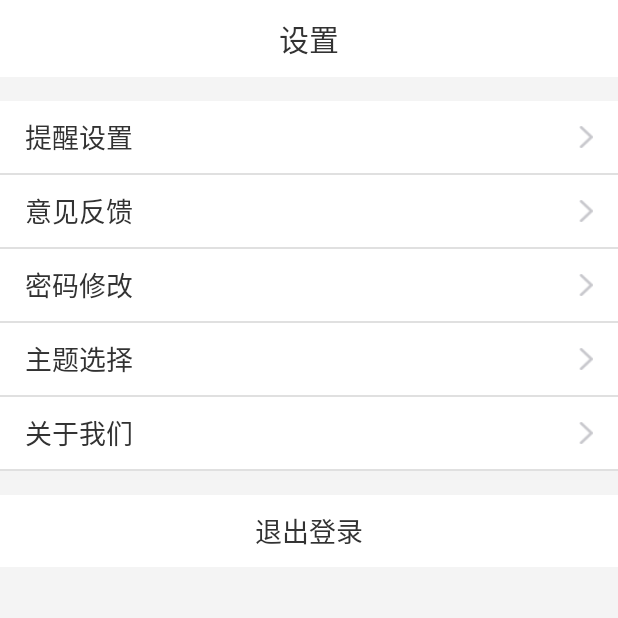
After one commit to chxxbb/TSET, an Android app: the SetPageActivity screen opened directly, with no data from a screen before it, on a phone screen of 412 x 824 dp, the top half of it. The commit adds this screen. Run offline under Robolectric (Android 15) with nearby library versions, the phone set to English and light mode, and no system bars.

Commit message:
2016年8月26日14:08:13
新增：
设置页面

```diff
--- a/app/src/main/AndroidManifest.xml
+++ b/app/src/main/AndroidManifest.xml
@@ -1,6 +1,8 @@
 <?xml version="1.0" encoding="utf-8"?>
 <manifest xmlns:android="http://schemas.android.com/apk/res/android"
     package="com.example.chen.tset">
+
+    <uses-permission android:name="android.permission.INTERNET" />
 
     <application
         android:allowBackup="true"
@@ -15,9 +17,8 @@
                 <category android:name="android.intent.category.LAUNCHER" />
             </intent-filter>
         </activity>
-        <activity android:name=".View.HomeActivity"></activity>
+        <activity android:name=".View.HomeActivity" />
+        <activity android:name=".View.SetPageActivity"></activity>
     </application>
 
-    <uses-permission android:name="android.permission.INTERNET"></uses-permission>
-
 </manifest>
--- a/app/src/main/java/com/example/chen/tset/View/HomeActivity.java
+++ b/app/src/main/java/com/example/chen/tset/View/HomeActivity.java
@@ -11,6 +11,7 @@ import android.widget.RadioGroup;
 
 import com.example.chen.tset.page.EncyclopediaFragment;
 import com.example.chen.tset.R;
+import com.example.chen.tset.page.LectureroomFragment;
 
 public class HomeActivity extends AppCompatActivity {
     FragmentManager fm;
--- /dev/null
+++ b/app/src/main/java/com/example/chen/tset/View/SetPageActivity.java
@@ -0,0 +1,15 @@
+package com.example.chen.tset.View;
+
+import android.support.v7.app.AppCompatActivity;
+import android.os.Bundle;
+
+import com.example.chen.tset.R;
+
+public class SetPageActivity extends AppCompatActivity {
+
+    @Override
+    protected void onCreate(Bundle savedInstanceState) {
+        super.onCreate(savedInstanceState);
+        setContentView(R.layout.activity_set_page);
+    }
+}
--- a/app/src/main/java/com/example/chen/tset/page/MypageFragment.java
+++ b/app/src/main/java/com/example/chen/tset/page/MypageFragment.java
@@ -1,23 +1,42 @@
 package com.example.chen.tset.page;
 
+import android.content.Intent;
 import android.os.Bundle;
 import android.support.annotation.Nullable;
 import android.support.v4.app.Fragment;
 import android.view.LayoutInflater;
 import android.view.View;
 import android.view.ViewGroup;
+import android.widget.LinearLayout;
 
 import com.example.chen.tset.R;
+import com.example.chen.tset.View.SetPageActivity;
 
 /**
  * Created by Administrator on 2016/8/26 0026.
  */
 public class MypageFragment extends Fragment{
     View view;
+    private LinearLayout iv_set;
+
+
     @Nullable
     @Override
     public View onCreateView(LayoutInflater inflater, @Nullable ViewGroup container, @Nullable Bundle savedInstanceState) {
         view=inflater.inflate(R.layout.fragment_mypage,null);
+        findView();
         return view;
     }
+
+    private void findView() {
+        iv_set= (LinearLayout) view.findViewById(R.id.iv_set);
+        iv_set.setOnClickListener(listerer);
+    }
+    private View.OnClickListener listerer=new View.OnClickListener() {
+        @Override
+        public void onClick(View v) {
+            Intent intent=new Intent(getContext(), SetPageActivity.class);
+            startActivity(intent);
+        }
+    };
 }
--- /dev/null
+++ b/app/src/main/res/layout/activity_set_page.xml
@@ -0,0 +1,196 @@
+<?xml version="1.0" encoding="utf-8"?>
+<LinearLayout xmlns:android="http://schemas.android.com/apk/res/android"
+    xmlns:tools="http://schemas.android.com/tools"
+    android:layout_width="match_parent"
+    android:layout_height="match_parent"
+    android:orientation="vertical"
+    android:background="#f4f4f4"
+    tools:context="com.example.chen.tset.View.SetPageActivity">
+    <RelativeLayout
+        android:background="#ffffff"
+        android:layout_width="match_parent"
+        android:layout_height="@dimen/y96">
+        <TextView
+            android:layout_width="wrap_content"
+            android:layout_height="wrap_content"
+            android:text="设置"
+            android:textSize="@dimen/x36"
+            android:textColor="#323232"
+            android:layout_centerInParent="true"/>
+    </RelativeLayout>
+    <RelativeLayout
+        android:background="#ffffff"
+        android:layout_marginTop="@dimen/y30"
+        android:layout_width="match_parent"
+        android:layout_height="@dimen/y90">
+        <LinearLayout
+            android:layout_marginLeft="@dimen/x30"
+            android:layout_width="wrap_content"
+            android:layout_height="match_parent">
+            <TextView
+                android:layout_gravity="center_vertical"
+                android:layout_width="wrap_content"
+                android:layout_height="wrap_content"
+                android:text="提醒设置"
+                android:textSize="@dimen/x32"
+                android:textColor="#323232"/>
+        </LinearLayout>
+        <LinearLayout
+            android:layout_alignParentRight="true"
+            android:layout_width="wrap_content"
+            android:layout_height="match_parent"
+            android:layout_marginRight="@dimen/x30">
+            <ImageView
+                android:layout_gravity="center_vertical"
+                android:layout_width="@dimen/x18"
+                android:layout_height="@dimen/y28"
+                android:src="@drawable/mypage_skip"/>
+        </LinearLayout>
+    </RelativeLayout>
+    <View
+        android:layout_width="match_parent"
+        android:layout_height="1dp"
+        android:background="#e0e0e0"/>
+    <RelativeLayout
+        android:background="#ffffff"
+        android:layout_width="match_parent"
+        android:layout_height="@dimen/y90">
+        <LinearLayout
+            android:layout_marginLeft="@dimen/x30"
+            android:layout_width="wrap_content"
+            android:layout_height="match_parent">
+            <TextView
+                android:layout_gravity="center_vertical"
+                android:layout_width="wrap_content"
+                android:layout_height="wrap_content"
+                android:text="意见反馈"
+                android:textSize="@dimen/x32"
+                android:textColor="#323232"/>
+        </LinearLayout>
+        <LinearLayout
+            android:layout_alignParentRight="true"
+            android:layout_width="wrap_content"
+            android:layout_height="match_parent"
+            android:layout_marginRight="@dimen/x30">
+            <ImageView
+                android:layout_gravity="center_vertical"
+                android:layout_width="@dimen/x18"
+                android:layout_height="@dimen/y28"
+                android:src="@drawable/mypage_skip"/>
+        </LinearLayout>
+    </RelativeLayout>
+    <View
+        android:layout_width="match_parent"
+        android:layout_height="1dp"
+        android:background="#e0e0e0"/>
+    <RelativeLayout
+        android:background="#ffffff"
+        android:layout_width="match_parent"
+        android:layout_height="@dimen/y90">
+        <LinearLayout
+            android:layout_marginLeft="@dimen/x30"
+            android:layout_width="wrap_content"
+            android:layout_height="match_parent">
+            <TextView
+                android:layout_gravity="center_vertical"
+                android:layout_width="wrap_content"
+                android:layout_height="wrap_content"
+                android:text="密码修改"
+                android:textSize="@dimen/x32"
+                android:textColor="#323232"/>
+        </LinearLayout>
+        <LinearLayout
+            android:layout_alignParentRight="true"
+            android:layout_width="wrap_content"
+            android:layout_height="match_parent"
+            android:layout_marginRight="@dimen/x30">
+            <ImageView
+                android:layout_gravity="center_vertical"
+                android:layout_width="@dimen/x18"
+                android:layout_height="@dimen/y28"
+                android:src="@drawable/mypage_skip"/>
+        </LinearLayout>
+    </RelativeLayout>
+    <View
+        android:layout_width="match_parent"
+        android:layout_height="1dp"
+        android:background="#e0e0e0"/>
+    <RelativeLayout
+        android:background="#ffffff"
+        android:layout_width="match_parent"
+        android:layout_height="@dimen/y90">
+        <LinearLayout
+            android:layout_marginLeft="@dimen/x30"
+            android:layout_width="wrap_content"
+            android:layout_height="match_parent">
+            <TextView
+                android:layout_gravity="center_vertical"
+                android:layout_width="wrap_content"
+                android:layout_height="wrap_content"
+                android:text="主题选择"
+                android:textSize="@dimen/x32"
+                android:textColor="#323232"/>
+        </LinearLayout>
+        <LinearLayout
+            android:layout_alignParentRight="true"
+            android:layout_width="wrap_content"
+            android:layout_height="match_parent"
+            android:layout_marginRight="@dimen/x30">
+            <ImageView
+                android:layout_gravity="center_vertical"
+                android:layout_width="@dimen/x18"
+                android:layout_height="@dimen/y28"
+                android:src="@drawable/mypage_skip"/>
+        </LinearLayout>
+    </RelativeLayout>
+    <View
+        android:layout_width="match_parent"
+        android:layout_height="1dp"
+        android:background="#e0e0e0"/>
+    <RelativeLayout
+        android:background="#ffffff"
+        android:layout_width="match_parent"
+        android:layout_height="@dimen/y90">
+        <LinearLayout
+            android:layout_marginLeft="@dimen/x30"
+            android:layout_width="wrap_content"
+            android:layout_height="match_parent">
+            <TextView
+                android:layout_gravity="center_vertical"
+                android:layout_width="wrap_content"
+                android:layout_height="wrap_content"
+                android:text="关于我们"
+                android:textSize="@dimen/x32"
+                android:textColor="#323232"/>
+        </LinearLayout>
+        <LinearLayout
+            android:layout_alignParentRight="true"
+            android:layout_width="wrap_content"
+            android:layout_height="match_parent"
+            android:layout_marginRight="@dimen/x30">
+            <ImageView
+                android:layout_gravity="center_vertical"
+                android:layout_width="@dimen/x18"
+                android:layout_height="@dimen/y28"
+                android:src="@drawable/mypage_skip"/>
+        </LinearLayout>
+    </RelativeLayout>
+    <View
+        android:layout_width="match_parent"
+        android:layout_height="1dp"
+        android:background="#e0e0e0"/>
+    <RelativeLayout
+        android:background="#ffffff"
+        android:layout_marginTop="@dimen/y30"
+        android:layout_width="match_parent"
+        android:layout_height="@dimen/y90">
+        <TextView
+            android:layout_centerInParent="true"
+            android:layout_width="wrap_content"
+            android:layout_height="wrap_content"
+            android:text="退出登录"
+            android:textSize="@dimen/x32"
+            android:textColor="#323232"/>
+    </RelativeLayout>
+
+</LinearLayout>
--- a/app/src/main/res/layout/fragment_mypage.xml
+++ b/app/src/main/res/layout/fragment_mypage.xml
@@ -44,6 +44,7 @@
             </LinearLayout>
         </LinearLayout>
         <LinearLayout
+            android:id="@+id/iv_set"
             android:layout_alignParentRight="true"
             android:layout_width="wrap_content"
             android:layout_height="wrap_content">
```
